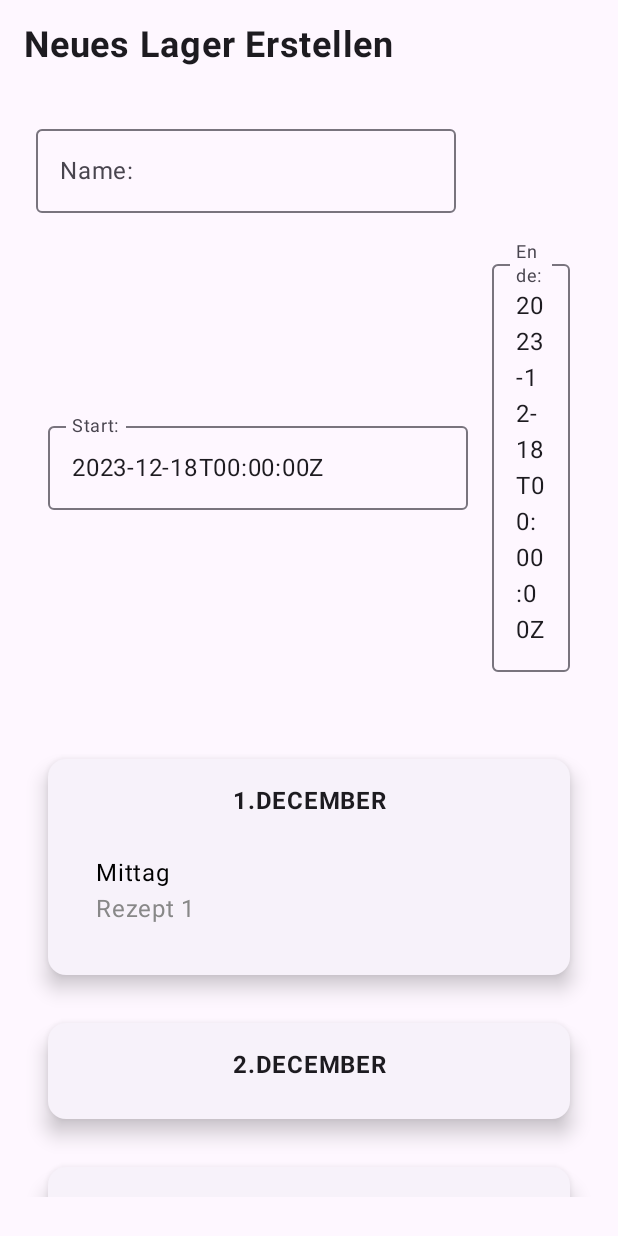
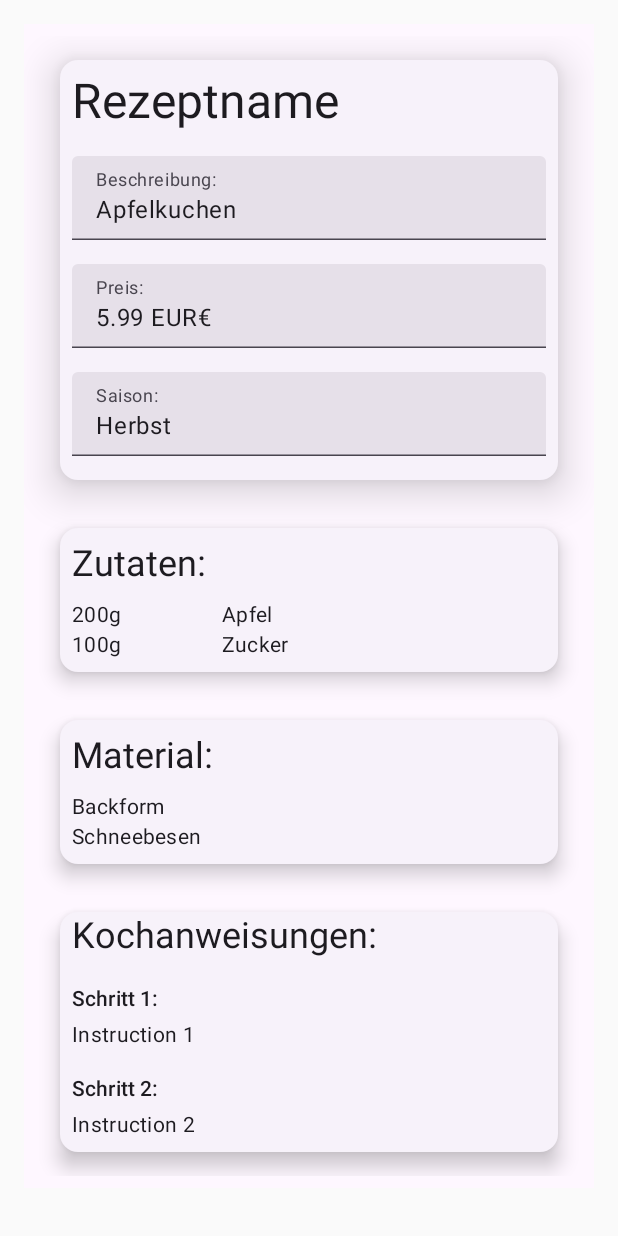
Before and after one commit to fkischewski99/futterbock_app, an Android app built with Jetpack Compose: the screen it shows after launch (MainActivity), on a phone screen of 412 x 824 dp. Run offline under Robolectric (Android 15) with nearby library versions, the phone set to English and light mode, and no system bars; our stand-ins replace Compose Multiplatform resources.

Commit message:
Build Recepie Overview

```diff
--- a/shared/build.gradle.kts
+++ b/shared/build.gradle.kts
@@ -31,6 +31,7 @@ kotlin {
                 @OptIn(org.jetbrains.compose.ExperimentalComposeLibrary::class)
                 implementation(compose.components.resources)
                 implementation("org.jetbrains.kotlinx:kotlinx-datetime:0.5.0")
+                implementation("org.burnoutcrew.composereorderable:reorderable:0.9.6")
                 // Android Studio Preview support
                 //implementation("androidx.compose.ui:ui-tooling-preview")
                 //implementation("androidx.compose.material3:material3:1.1.2")
--- a/shared/src/commonMain/kotlin/App.kt
+++ b/shared/src/commonMain/kotlin/App.kt
@@ -28,6 +28,7 @@ import androidx.compose.ui.unit.dp
 import org.jetbrains.compose.resources.ExperimentalResourceApi
 import view.homescreen.EventOverview
 import view.new_event.NewEventPage
+import view.recepie_overview_screen.RecepieScreen
 
 @OptIn(ExperimentalResourceApi::class, ExperimentalMaterial3Api::class)
 @Composable
@@ -38,7 +39,7 @@ fun App() {
         var isExpanded by remember { mutableStateOf(false) }
 
         AppTheme {
-            NewEventPage();
+            RecepieScreen()
         }
 
     }
--- a/shared/src/commonMain/kotlin/model/Recipe.kt
+++ b/shared/src/commonMain/kotlin/model/Recipe.kt
@@ -1,6 +1,7 @@
 package model
 
 data class Recipe(
+    val name: String,
     val cookingInstructions: List<String>,
     val description: String,
     val dietaryHabits: String,
--- a/shared/src/commonMain/kotlin/view/new_event/NewEventPage.kt
+++ b/shared/src/commonMain/kotlin/view/new_event/NewEventPage.kt
@@ -2,14 +2,20 @@ package view.new_event
 
 import AppTheme
 import CardWithList
+import androidx.compose.foundation.background
 import androidx.compose.foundation.layout.*
 import androidx.compose.foundation.rememberScrollState
 import androidx.compose.foundation.shape.RoundedCornerShape
 import androidx.compose.foundation.verticalScroll
+import androidx.compose.material.icons.Icons
+import androidx.compose.material.icons.filled.DateRange
+import androidx.compose.material.icons.filled.Share
+import androidx.compose.material.icons.filled.ShoppingCart
 import androidx.compose.material3.*
 import androidx.compose.runtime.*
 import androidx.compose.ui.Alignment
 import androidx.compose.ui.Modifier
+import androidx.compose.ui.draw.clip
 
 import androidx.compose.ui.text.input.TextFieldValue
 import androidx.compose.ui.text.font.FontWeight
@@ -23,7 +29,9 @@ import model.RecipeSelection
 import kotlinx.datetime.LocalDate
 import kotlinx.datetime.minus
 import kotlinx.datetime.plus
+import kotlinx.datetime.toLocalDateTime
 import model.toListItem
+import org.jetbrains.compose.resources.painterResource
 import kotlin.time.Duration.Companion.days
 
 
@@ -31,14 +39,12 @@ import kotlin.time.Duration.Companion.days
 @Composable
 fun NewEventPage() {
     var name by remember { mutableStateOf(TextFieldValue()) }
-    val dateRangePickerState = rememberDateRangePickerState(
-        initialSelectedStartDateMillis = Clock.System.now().toEpochMilliseconds(),
-        initialSelectedEndDateMillis = Clock.System.now().plus(4.days).toEpochMilliseconds(),
-        yearRange = IntRange(2023, 2100),
-        initialDisplayMode = DisplayMode.Picker
-    )
+    var mealsGroupedByDate by remember {
+        mutableStateOf<Map<LocalDate, MutableList<Meal>>>(mutableMapOf())
+    }
 
-    var endDate by remember { mutableStateOf(TextFieldValue()) }
+
+    //TODO remove test DATA
     var meal = Meal(
         LocalDate.parse("2023-12-01"),
         "Mittag",
@@ -50,18 +56,27 @@ fun NewEventPage() {
         listOf(RecipeSelection("ab", ArrayList(), "Rezept 1"))
     )
     var meals = listOf(meal, meal2);
+    //End of Test Data
 
+    val navigateToNewListItem: () -> Unit = {
+        //Todo add navigation
+    }
 
-    val startDate2 = LocalDate.parse("2023-12-01")
-    val endDate2 = LocalDate.parse("2023-12-06")
-    val daysBetween = endDate2.minus(startDate2).days
-    val mealsGroupedByDate = mutableMapOf<LocalDate, MutableList<Meal>>()
+    val onDateSelectFunction: (selectedStartMilis: Long, selectedEndMilis: Long) -> Unit =
+        { startMillis, endMillis ->
+            val updatedMap = mutableMapOf<LocalDate, MutableList<Meal>>();
+            val startDateSelect = Instant.fromEpochMilliseconds(startMillis)
+            val endDateSelect = Instant.fromEpochMilliseconds(endMillis)
+            val daysBetween = endDateSelect.minus(startDateSelect).inWholeDays;
+            for (i in 0..daysBetween) {
+                val currentInstant = startDateSelect.plus(i.days)
+                val currentDate =
+                    currentInstant.toLocalDateTime(kotlinx.datetime.TimeZone.currentSystemDefault()).date;
+                val mealsForCurrentDate = meals.filter { it.day == currentDate }.toMutableList()
+                updatedMap[currentDate] = mealsForCurrentDate
+            }
+            mealsGroupedByDate = updatedMap.toMap();
 
-
-    for (i in 0..daysBetween) {
-        val currentDate = startDate2.plus(DatePeriod(0, 0, i))
-        val mealsForCurrentDate = meals.filter { it.day == currentDate }.toMutableList()
-        mealsGroupedByDate[currentDate] = mealsForCurrentDate
         }
 
 
@@ -72,37 +87,61 @@ fun NewEventPage() {
             modifier = Modifier.fillMaxSize()
         ) {
             Column(
-                modifier = Modifier.padding(16.dp)
+                modifier = Modifier.padding(16.dp).verticalScroll(rememberScrollState())
+            ) {
+                Row(
+                    horizontalArrangement = Arrangement.SpaceBetween,
+                    modifier = Modifier.fillMaxWidth()
                 ) {
                     Text(
                         text = "Neues Lager Erstellen",
                         fontSize = 24.sp,
                         fontWeight = FontWeight.Bold,
-                    modifier = Modifier.padding(bottom = 16.dp)
+                        modifier = Modifier.padding(bottom = 16.dp).weight(1f),
+
+
                         )
-                Column(
-                    modifier = Modifier.padding(vertical = 10.dp, horizontal = 0.dp),
-                    verticalArrangement = Arrangement.Top,
-                    horizontalAlignment = Alignment.Start
+                    IconButton(
+                        onClick = { /* Handle shopping cart icon click */ },
+                        modifier = Modifier.weight(0.15f).clip(shape = RoundedCornerShape(75))
+                            .background(MaterialTheme.colorScheme.tertiary),
+
                         ) {
+                        Icon(
+                            imageVector = Icons.Default.ShoppingCart,
+                            contentDescription = "Shopping Cart Icon"
+                        )
+                    }
+                    Spacer(modifier = Modifier.width(8.dp))
+                    IconButton(
+                        onClick = { /* Handle printer icon click */ },
+                        modifier = Modifier.weight(0.15f).clip(shape = RoundedCornerShape(75))
+                            .background(MaterialTheme.colorScheme.tertiary),
+                    ) {
+                        Icon(
+                            imageVector = Icons.Default.Share,
+                            contentDescription = "Printer Icon"
+                        )
+                    }
+                }
 
-                    OutlinedTextField(value = name.text,
+                Row() {
+                    OutlinedTextField(
+                        value = name.text,
                         onValueChange = { name = TextFieldValue(it) },
                         label = { Text("Name:") },
                         modifier = Modifier.padding(8.dp)
                     )
+                }
                 SimpleDateRangePickerInDatePickerDialog(
-
+                    onDateSelectFunction
                 )
                 Spacer(modifier = Modifier.height(16.dp))
-                    Column(
-                        modifier = Modifier.verticalScroll(rememberScrollState())
-                            .padding(top = 8.dp)
-                    ) {
                 mealsGroupedByDate.forEach { it ->
-                            CardWithList("" + it.key.dayOfMonth + "." + it.key.month,
-                                it.value.map { meal -> meal.toListItem() })
-                        }
+                    CardWithList(
+                        "" + it.key.dayOfMonth + "." + it.key.month,
+                        it.value.map { meal -> meal.toListItem() }, navigateToNewListItem
+                    )
                 }
 
 
@@ -112,4 +151,7 @@ fun NewEventPage() {
 
     }
 }
+
+fun calculateDaysInBeetween() {
+
 }
--- a/shared/src/commonMain/kotlin/view/new_event/SimpleDateRangePicker.kt
+++ b/shared/src/commonMain/kotlin/view/new_event/SimpleDateRangePicker.kt
@@ -42,7 +42,7 @@ import kotlin.time.Duration.Companion.days
 
 @Composable
 @OptIn(ExperimentalMaterial3Api::class)
-fun SimpleDateRangePickerInDatePickerDialog() {
+fun SimpleDateRangePickerInDatePickerDialog(onSelect: ((selectedStartMilis: Long, selectedEndMilis: Long) -> Unit)) {
     var showDatePicker by remember { mutableStateOf(false) }
     val dateRangePickerState = rememberDateRangePickerState(
         initialSelectedStartDateMillis = Clock.System.now().toEpochMilliseconds(),
@@ -50,13 +50,14 @@ fun SimpleDateRangePickerInDatePickerDialog() {
         yearRange = IntRange(2023, 2100),
         initialDisplayMode = DisplayMode.Picker
     )
+    //onSelect(dateRangePickerState.selectedStartDateMillis!!, dateRangePickerState.selectedEndDateMillis!!);
     Row(
-        modifier = Modifier.padding(vertical = 10.dp, horizontal = 8.dp),
-        horizontalArrangement = Arrangement.Center,
+        horizontalArrangement = Arrangement.Start,
         verticalAlignment = Alignment.CenterVertically
     ) {
+
         OutlinedTextField(
-            value = "" + dateRangePickerState.selectedEndDateMillis?.let {
+            value = "" + dateRangePickerState.selectedStartDateMillis?.let {
                 Instant.fromEpochMilliseconds(
                     it
                 )
@@ -104,6 +105,14 @@ fun SimpleDateRangePickerInDatePickerDialog() {
             confirmButton = {
                 TextButton(onClick = {
                     showDatePicker = false
+                    //Call function only if correct dates are selected
+                    if (dateRangePickerState.selectedStartDateMillis != null && dateRangePickerState.selectedEndDateMillis != null) {
+                        onSelect(
+                            dateRangePickerState.selectedStartDateMillis!!,
+                            dateRangePickerState.selectedEndDateMillis!!
+                        )
+                    }
+
                     //selectedDate = datePickerState.selectedDateMillis!!
                 }) {
                     Text(text = "Bestätigen")
--- /dev/null
+++ b/shared/src/commonMain/kotlin/view/recepie_overview_screen/RecepieOverview.kt
@@ -0,0 +1,143 @@
+package view.recepie_overview_screen
+
+import androidx.compose.foundation.background
+import androidx.compose.foundation.layout.*
+import androidx.compose.foundation.rememberScrollState
+import androidx.compose.foundation.verticalScroll
+import androidx.compose.material3.CardDefaults
+import androidx.compose.material3.ElevatedCard
+import androidx.compose.material3.MaterialTheme
+import androidx.compose.material3.OutlinedTextField
+import androidx.compose.material3.Surface
+import androidx.compose.material3.Text
+import androidx.compose.material3.TextField
+import androidx.compose.runtime.Composable
+import androidx.compose.ui.Alignment
+import androidx.compose.ui.Modifier
+import androidx.compose.ui.graphics.Color
+import androidx.compose.ui.unit.dp
+import model.Recipe
+
+@Composable
+fun RecipeOverview(recipe: Recipe) {
+    Surface(
+        modifier = Modifier
+            .fillMaxWidth()
+            .padding(16.dp)
+            .background(MaterialTheme.colorScheme.background)
+    ) {
+        Column(modifier = Modifier.padding(8.dp).verticalScroll(rememberScrollState())) {
+            ElevatedCard(
+                modifier = Modifier.fillMaxWidth().padding(16.dp),
+                elevation = CardDefaults.cardElevation(16.dp)
+            ) {
+                Text(
+                    text = "${recipe.name}",
+                    style = MaterialTheme.typography.headlineLarge,
+                    modifier = Modifier.padding(8.dp)
+                )
+                TextField(
+                    value = recipe.description,
+                    onValueChange = { /* Handle value change if needed */ },
+                    label = { Text(text = "Beschreibung:") }, // Input field label
+                    singleLine = false, // Single line input
+                    readOnly = true,
+                    modifier = Modifier.fillMaxWidth().padding(8.dp)
+                )
+                TextField(
+                    value = recipe.price + "€",
+                    onValueChange = { /* Handle value change if needed */ },
+                    label = { Text(text = "Preis:") }, // Input field label
+                    singleLine = true, // Single line input
+                    readOnly = true,
+                    modifier = Modifier.fillMaxWidth().padding(8.dp)
+                )
+                TextField(
+                    value = recipe.season,
+                    onValueChange = { /* Handle value change if needed */ },
+                    label = { Text(text = "Saison:") }, // Input field label
+                    singleLine = true, // Single line input
+                    readOnly = true,
+                    modifier = Modifier.fillMaxWidth().padding(8.dp)
+                )
+                Spacer(modifier = Modifier.height(8.dp))
+            }
+            ElevatedCard(
+                modifier = Modifier.fillMaxWidth().padding(16.dp),
+                elevation = CardDefaults.cardElevation(8.dp)
+            ) {
+                Text(
+                    text = "Zutaten:",
+                    style = MaterialTheme.typography.headlineSmall,
+                    modifier = Modifier.padding(8.dp)
+                )
+                recipe.ingredients.forEach { ingredientAmount ->
+                    Row(
+                        modifier = Modifier.fillMaxWidth(),
+                        verticalAlignment = Alignment.CenterVertically
+                    ) {
+                        Text(
+                            text = ingredientAmount.amount,
+                            style = MaterialTheme.typography.bodyMedium,
+                            modifier = Modifier.padding(start = 8.dp).width(100.dp)
+                        )
+                        Text(
+                            text = ingredientAmount.ingredientId,
+                            style = MaterialTheme.typography.bodyMedium,
+                        )
+                    }
+                }
+                Spacer(modifier = Modifier.height(8.dp))
+            }
+            ElevatedCard(
+                modifier = Modifier.fillMaxWidth().padding(16.dp),
+                elevation = CardDefaults.cardElevation(8.dp)
+            ) {
+                Text(
+                    text = "Material:",
+                    style = MaterialTheme.typography.headlineSmall,
+                    modifier = Modifier.padding(8.dp)
+                )
+                recipe.materials.forEach { material ->
+                    Row(
+                        modifier = Modifier.fillMaxWidth(),
+                        verticalAlignment = Alignment.CenterVertically
+                    ) {
+                        Text(
+                            text = material,
+                            style = MaterialTheme.typography.bodyMedium,
+                            modifier = Modifier.padding(start = 8.dp)
+                        )
+                    }
+                }
+                Spacer(modifier = Modifier.height(8.dp))
+            }
+            ElevatedCard(
+                modifier = Modifier.fillMaxWidth().padding(16.dp),
+                elevation = CardDefaults.cardElevation(8.dp)
+            ) {
+                Text(
+                    text = "Kochanweisungen:",
+                    style = MaterialTheme.typography.headlineSmall,
+                    modifier = Modifier.padding(start = 8.dp)
+                )
+                recipe.cookingInstructions.forEachIndexed { index, instruction ->
+                    Text(
+                        text = "Schritt " + (index + 1) + ":",
+                        style = MaterialTheme.typography.titleSmall,
+                        modifier = Modifier.padding(top = 16.dp, bottom = 4.dp, start = 8.dp)
+                    )
+                    Text(
+                        text = instruction,
+                        style = MaterialTheme.typography.bodyMedium,
+                        modifier = Modifier.padding(start = 8.dp)
+
+                    )
+
+                }
+                Spacer(modifier = Modifier.height(8.dp))
+                // ... weitere Informationen aus der Recipe-Klasse
+            }
+        }
+    }
+}
--- /dev/null
+++ b/shared/src/commonMain/kotlin/view/recepie_overview_screen/RecepieScreen.kt
@@ -0,0 +1,28 @@
+package view.recepie_overview_screen
+
+import androidx.compose.runtime.Composable
+import model.IngredientAmount
+import model.Recipe
+
+@Composable
+fun RecepieScreen() {
+    val recipe = Recipe(
+        cookingInstructions = listOf("Instruction 1", "Instruction 2"),
+        description = "Apfelkuchen",
+        dietaryHabits = "Vegan",
+        ingredients = listOf(
+            //TODO das ist noch richtig falsch :D
+            IngredientAmount(amount = "200g", ingredientId = "Apfel"),
+            IngredientAmount(amount = "100g", ingredientId = "Zucker")
+        ),
+        materials = listOf("Backform", "Schneebesen"),
+        pageInCookbook = 10,
+        price = "5.99 EUR",
+        season = "Herbst",
+        source = "Omas Kochbuch",
+        time = "1 Stunde",
+        name = "Rezeptname"
+    )
+
+    RecipeOverview(recipe = recipe)
+}
```
Also changed, not shown: shared/src/commonMain/kotlin/view/shared/CardWithList.kt (+39 -19 lines). Lines whose indentation alone changed are shown as unchanged.
